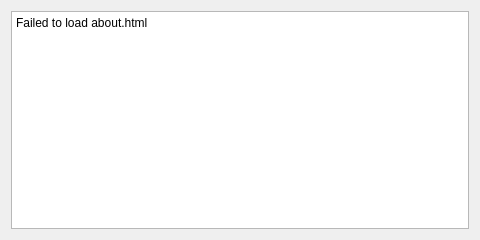
Old version of the form src/kwin/kcm/kcm.ui in the repository taj-ny/kwin-gestures.
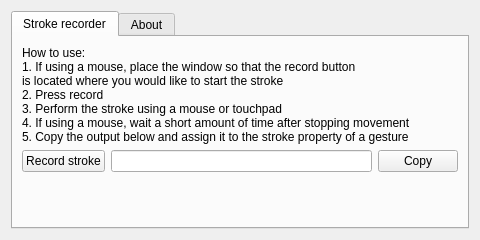
New version of the form. Icons and pictures are not drawn.

Commit message: {kwin,libgestures}: add stroke gesture

What changed in the file:
```diff
--- a/src/kwin/kcm/kcm.ui
+++ b/src/kwin/kcm/kcm.ui
@@ -12,16 +12,94 @@
   </property>
   <layout class="QVBoxLayout">
    <item>
-    <widget class="QTextBrowser" name="aboutText">
-     <property name="readOnly">
-      <bool>true</bool>
+    <widget class="QTabWidget">
+     <property name="currentIndex">
+      <number>0</number>
      </property>
-     <property name="openExternalLinks">
-      <bool>true</bool>
+     <property name="minimumHeight">
+      <number>320</number>
      </property>
-     <property name="text">
-      <string>Failed to load about.html</string>
-     </property>
+     <widget class="QWidget">
+      <attribute name="title">
+       <string>Stroke recorder</string>
+      </attribute>
+      <layout class="QVBoxLayout">
+       <item>
+        <widget class="QLabel">
+         <property name="text">
+          <string>How to use:
+1. If using a mouse, place the window so that the record button
+is located where you would like to start the stroke
+2. Press record
+3. Perform the stroke using a mouse or touchpad
+4. If using a mouse, wait a short amount of time after stopping movement
+5. Copy the output below and assign it to the stroke property of a gesture</string>
+         </property>
+        </widget>
+       </item>
+       <item>
+        <layout class="QHBoxLayout">
+         <item>
+          <widget class="QPushButton" name="recordStroke">
+           <property name="icon">
+            <iconset theme="media-record"/>
+           </property>
+           <property name="text">
+            <string>Record stroke</string>
+           </property>
+          </widget>
+         </item>
+         <item>
+          <widget class="QLineEdit" name="strokePoints">
+           <property name="readOnly">
+            <bool>true</bool>
+           </property>
+          </widget>
+         </item>
+         <item>
+          <widget class="QPushButton" name="copy">
+           <property name="icon">
+            <iconset theme="edit-copy"/>
+           </property>
+           <property name="text">
+            <string>Copy</string>
+           </property>
+          </widget>
+         </item>
+        </layout>
+       </item>
+       <item>
+        <widget class="QWidget">
+         <property name="sizePolicy">
+          <sizepolicy hsizetype="Fixed" vsizetype="Expanding">
+           <horstretch>0</horstretch>
+           <verstretch>1</verstretch>
+          </sizepolicy>
+         </property>
+        </widget>
+       </item>
+      </layout>
+     </widget>
+     <widget class="QWidget">
+      <attribute name="title">
+       <string>About</string>
+      </attribute>
+      <layout class="QVBoxLayout">
+       <item>
+        <widget class="QTextBrowser" name="aboutText">
+         <property name="readOnly">
+          <bool>true</bool>
+         </property>
+         <property name="openExternalLinks">
+          <bool>true</bool>
+         </property>
+         <property name="text">
+          <string>Failed to load about.html</string>
+         </property>
+        </widget>
+       </item>
+      </layout>
+     </widget>
     </widget>
    </item>
   </layout>
```
The commit also changes 32 other files.
